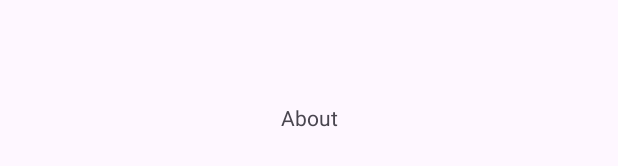
After one commit to raihanadf/pinned-places, an Android app: the layout activity_about.xml on its own in the app's theme, with its tools: preview values and no code run, on a phone screen of 412 x 824 dp. The commit adds this screen. Shown: the part 501-667 px from the top of the screen. Run offline under Robolectric (Android 15) with nearby library versions, the phone set to English and light mode, and no system bars.

Commit message:
feat: add blank about screen

```diff
--- a/app/src/main/AndroidManifest.xml
+++ b/app/src/main/AndroidManifest.xml
@@ -15,6 +15,9 @@
         android:supportsRtl="true"
         android:theme="@style/Theme.PinnedPlaces"
         tools:targetApi="31">
+        <activity
+            android:name=".AboutActivity"
+            android:exported="false" />
         <activity
             android:name=".DetailActivity"
             android:exported="false" />
--- /dev/null
+++ b/app/src/main/res/layout/activity_about.xml
@@ -0,0 +1,20 @@
+<?xml version="1.0" encoding="utf-8"?>
+<androidx.constraintlayout.widget.ConstraintLayout xmlns:android="http://schemas.android.com/apk/res/android"
+    xmlns:app="http://schemas.android.com/apk/res-auto"
+    xmlns:tools="http://schemas.android.com/tools"
+    android:id="@+id/main"
+    android:layout_width="match_parent"
+    android:layout_height="match_parent"
+    tools:context=".AboutActivity">
+
+    <TextView
+        android:layout_width="wrap_content"
+        android:layout_height="wrap_content"
+        app:layout_constraintStart_toStartOf="parent"
+        app:layout_constraintEnd_toEndOf="parent"
+        app:layout_constraintTop_toTopOf="parent"
+        app:layout_constraintBottom_toBottomOf="parent"
+        android:text="About"
+        />
+
+</androidx.constraintlayout.widget.ConstraintLayout>
--- a/app/src/main/res/layout/activity_main.xml
+++ b/app/src/main/res/layout/activity_main.xml
@@ -32,9 +32,10 @@
         app:navigationIcon="@drawable/menu" />
 
     <com.google.android.material.floatingactionbutton.FloatingActionButton
+        android:id="@+id/share_button"
         android:layout_width="wrap_content"
         android:layout_height="wrap_content"
-        android:contentDescription="LOL"
+        android:contentDescription="Share Button"
         app:tint="@color/white"
         android:backgroundTint="@color/red"
         app:layout_anchor="@id/bottomAppBar"
```
Also changed, not shown: app/src/main/java/com/example/pinnedplaces/AboutActivity.kt (added, +20 -0 lines), app/src/main/java/com/example/pinnedplaces/MainActivity.kt (+10 -0 lines), app/src/main/res/drawable/person.xml (added, +12 -0 lines), app/src/main/res/menu/bottom_app_bar.xml (+7 -4 lines).
